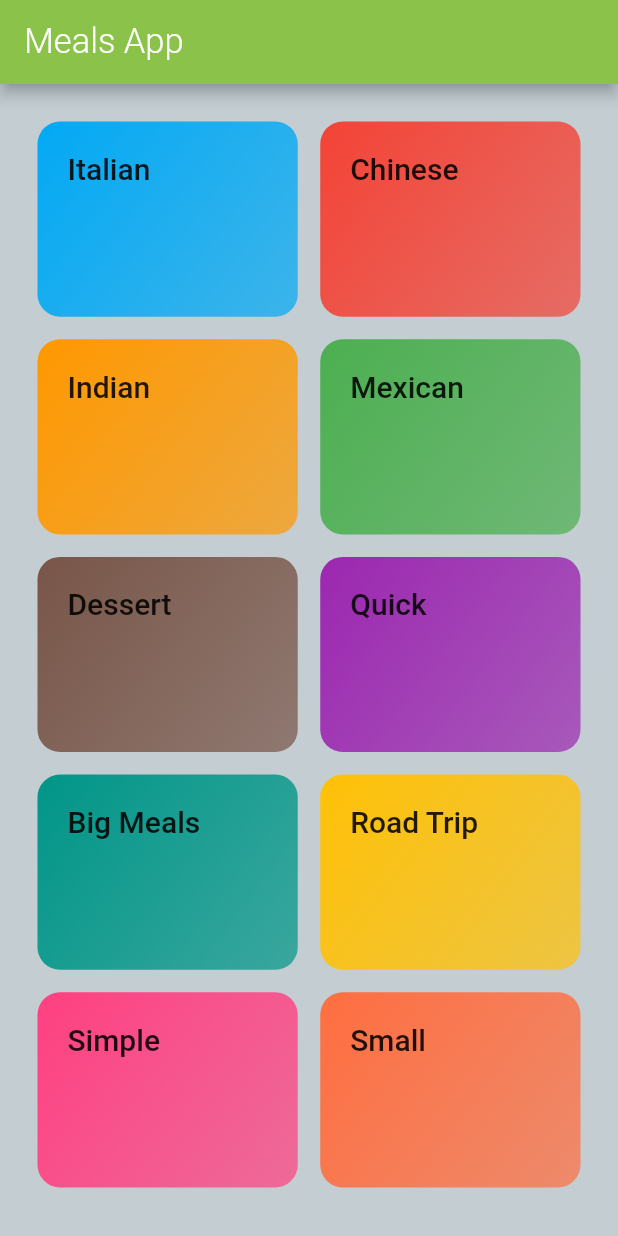
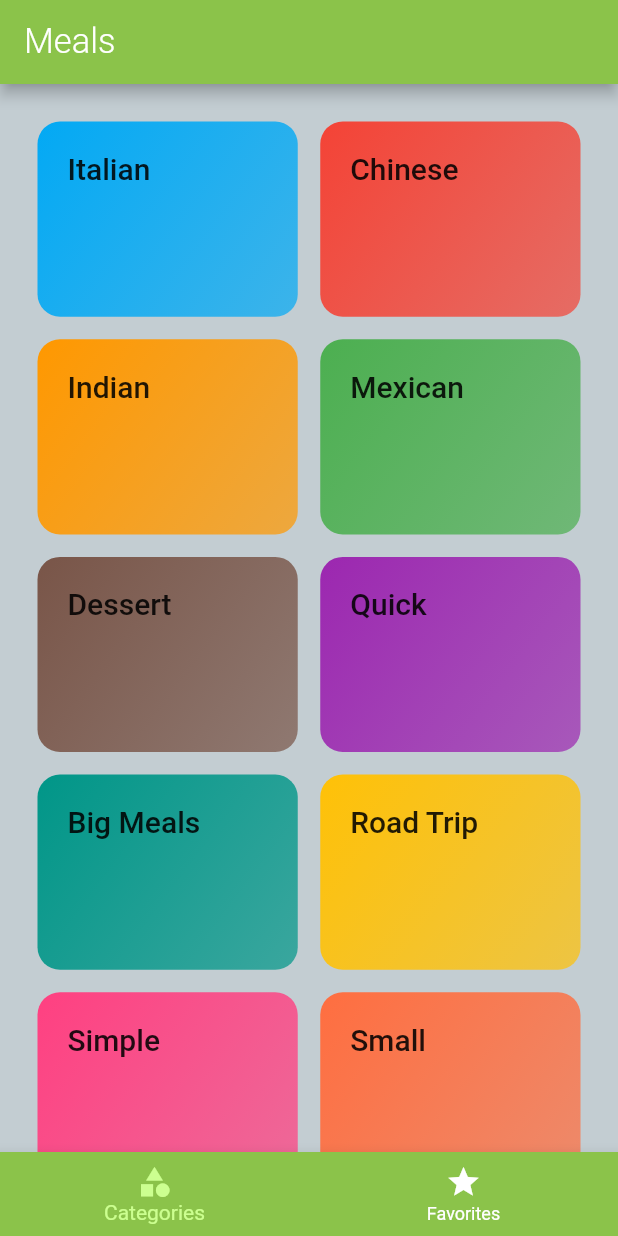
Before and after one commit to shimonster/Meals-App, a Flutter app: the screen it shows after launch, on a phone screen of 412 x 824 dp. Run offline on Flutter 3.47's test engine with Material 2 defaults, Android fonts, the phone set to English and light mode, and no system bars; Roboto replaces fonts that are missing (Raleway, RobotoCondensed).

Commit message:
started tab navigation between favorites and categories

```diff
--- a/lib/main.dart
+++ b/lib/main.dart
@@ -3,6 +3,7 @@ import 'package:flutter/material.dart';
 import './screens/meals_screen.dart';
 import './screens/categories_screen.dart';
 import './screens/meal_details_screen.dart';
+import './screens/tabs_screen.dart';
 
 void main() => runApp(MyApp());
 
@@ -13,7 +14,7 @@ class MyApp extends StatelessWidget {
       title: 'Meals',
       theme: ThemeData(
         primarySwatch: Colors.lightGreen,
-        accentColor: Colors.limeAccent,
+        accentColor: Colors.lightGreenAccent[100],
         canvasColor: Color.fromRGBO(195, 205, 210, 1),
         fontFamily: 'Raleway',
         appBarTheme: AppBarTheme(
@@ -50,9 +51,12 @@ class MyApp extends StatelessWidget {
       ),
 //      home: CategoriesScreen(),
       routes: {
-        '/': (ctx) => CategoriesScreen(),
+        '/': (ctx) => TabsScreen(),
         MealsScreen.screenRoute: (ctx) => MealsScreen(),
         MealDetailsScreen.screenRoute: (ctx) => MealDetailsScreen(),
+      },
+      onUnknownRoute: (settings) {
+        return MaterialPageRoute(builder: (ctx) => CategoriesScreen());
       },
     );
   }
--- a/lib/screens/categories_screen.dart
+++ b/lib/screens/categories_screen.dart
@@ -7,11 +7,7 @@ import '../dummy_data.dart';
 class CategoriesScreen extends StatelessWidget {
   @override
   Widget build(BuildContext context) {
-    return Scaffold(
-      appBar: AppBar(
-        title: Text('Meals App',),
-      ),
-      body: Container(
+    return Container(
         child: GridView(
           padding: EdgeInsets.all(25),
           children: DUMMY_CATEGORIES.map((Category catInfo) {
@@ -24,7 +20,6 @@ class CategoriesScreen extends StatelessWidget {
             mainAxisSpacing: 15,
           ),
         ),
-      ),
-    );
+      );
   }
 }
--- /dev/null
+++ b/lib/screens/tabs_screen.dart
@@ -0,0 +1,44 @@
+import 'package:flutter/material.dart';
+
+import './favorites_screen.dart';
+import './categories_screen.dart';
+
+class TabsScreen extends StatefulWidget {
+  @override
+  _TabsScreenState createState() => _TabsScreenState();
+}
+
+class _TabsScreenState extends State<TabsScreen> {
+  final List<Widget> _pages = [
+    CategoriesScreen(),
+    FavoritesScreen(),
+  ];
+  int _selectedTabIndex = 0;
+
+  void _selectTab (int index) {
+    setState(() {
+      _selectedTabIndex = index;
+    });
+  }
+
+
+  @override
+  Widget build(BuildContext context) {
+    return Scaffold(
+      appBar: AppBar(
+        title: Text('Meals'),
+      ),
+      body: _pages[_selectedTabIndex],
+      bottomNavigationBar: BottomNavigationBar(
+        onTap: _selectTab,
+        backgroundColor: Theme.of(context).primaryColor,
+        selectedItemColor: Theme.of(context).accentColor,
+        unselectedItemColor: Colors.white,
+        items: [
+          BottomNavigationBarItem(icon: Icon(Icons.category), title: Text('Categories'),),
+          BottomNavigationBarItem(icon: Icon(Icons.star), title: Text('Favorites'),)
+        ],
+      ),
+    );
+  }
+}
```
Also changed, not shown: lib/dummy_data.dart (+21 -3 lines), lib/screens/favorites_screen.dart (added, +9 -0 lines), lib/screens/meal_details_screen.dart (+120 -6 lines).
